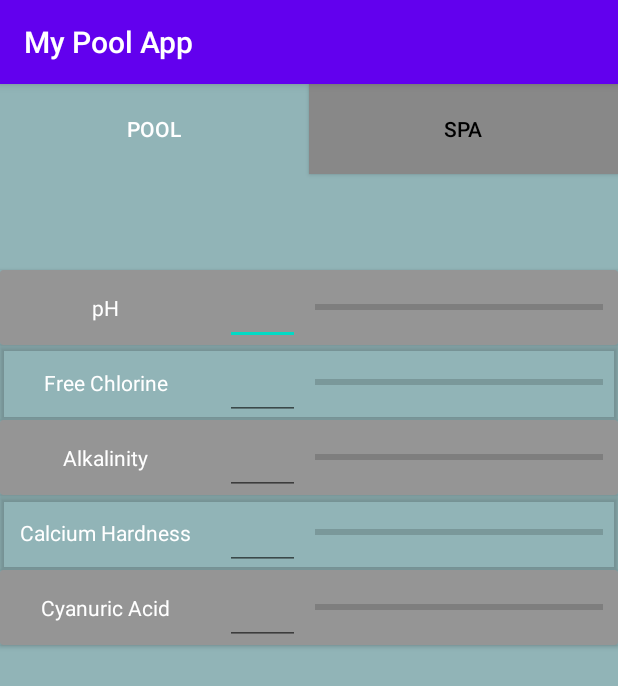
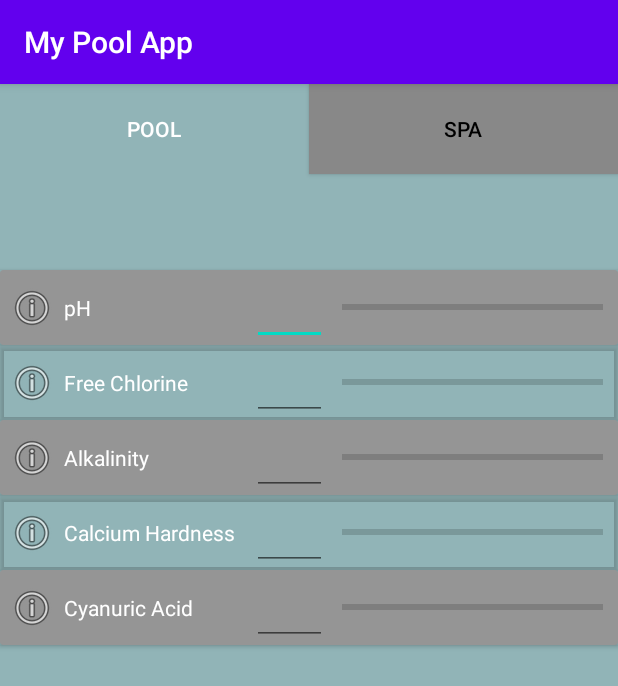
Before and after one commit to WhyHelloPear/pool_doctor, an Android app: the screen it shows after launch (ReadingsActivity), on a phone screen of 412 x 824 dp. Shown: the top 686 px of the screen. Run offline under Robolectric (Android 15) with nearby library versions, the phone set to English and light mode, and no system bars.

Commit message:
minor update
Addition of info graphic to each reading. Will be used as a dropdown button for the cards. The idea is to have info about each card when expanded to give the user a better understanding of the chemical needs for the pool.

```diff
--- a/app/src/main/res/layout/activity_main.xml
+++ b/app/src/main/res/layout/activity_main.xml
@@ -40,6 +40,7 @@
         app:layout_constraintStart_toEndOf="@+id/pool_button"
         app:layout_constraintTop_toTopOf="parent" />
 
+
     <androidx.cardview.widget.CardView
         android:id="@+id/ph_card"
         android:layout_width="0dp"
@@ -47,6 +48,7 @@
         android:layout_marginTop="64dp"
         app:cardBackgroundColor="#959595"
         app:layout_constraintEnd_toEndOf="parent"
+        app:layout_constraintHorizontal_bias="0.0"
         app:layout_constraintStart_toStartOf="parent"
         app:layout_constraintTop_toBottomOf="@+id/spa_button">
 
@@ -55,28 +57,34 @@
             android:layout_width="match_parent"
             android:layout_height="match_parent">
 
+            <ImageButton
+                android:id="@+id/imageButton1"
+                android:layout_width="wrap_content"
+                android:layout_height="wrap_content"
+                android:layout_marginStart="5dp"
+                android:layout_marginTop="9dp"
+                android:background="#00FFFFFF"
+                app:srcCompat="@android:drawable/ic_menu_info_details" />
+
             <TextView
                 android:id="@+id/ph_label"
                 android:layout_width="120dp"
                 android:layout_height="wrap_content"
                 android:layout_gravity="center_vertical"
-                android:layout_marginStart="10dp"
-                android:layout_marginEnd="10dp"
-                android:labelFor="@id/ph_entry"
+                android:layout_marginStart="5dp"
+                android:layout_marginTop="0dp"
+                android:layout_marginEnd="5dp"
                 android:text="@string/ph_txt"
-                android:textAlignment="center"
+                android:textAlignment="textStart"
                 android:textColor="#FFFFFF" />
 
             <EditText
                 android:id="@+id/ph_entry"
-                style="@android:style/Widget.DeviceDefault.EditText"
                 android:layout_width="50dp"
                 android:layout_height="match_parent"
-                android:layout_marginStart="10dp"
+                android:layout_marginStart="0dp"
                 android:layout_marginEnd="10dp"
-                android:inputType="numberDecimal"
-                android:maxLength="2"
-                android:numeric="decimal"
+                android:inputType="number"
                 android:textAlignment="center"
                 android:textColor="#FFFFFF" />
 
@@ -86,12 +94,9 @@
                 android:layout_width="match_parent"
                 android:layout_height="match_parent"
                 android:layout_marginEnd="10dp"
-                android:clickable="false"
                 android:max="1"
                 android:progress="0" />
-
         </TableRow>
-
     </androidx.cardview.widget.CardView>
 
     <androidx.cardview.widget.CardView
@@ -105,33 +110,43 @@
         app:layout_constraintTop_toBottomOf="@+id/ph_card">
 
         <TableRow
+            android:id="@+id/chlor_card_header"
             android:layout_width="match_parent"
             android:layout_height="match_parent">
+
+            <ImageButton
+                android:id="@+id/imageButton2"
+                android:layout_width="wrap_content"
+                android:layout_height="wrap_content"
+                android:layout_marginStart="5dp"
+                android:layout_marginTop="9dp"
+                android:background="#00FFFFFF"
+                app:srcCompat="@android:drawable/ic_menu_info_details" />
 
             <TextView
                 android:id="@+id/chlor_label"
                 android:layout_width="120dp"
                 android:layout_height="wrap_content"
                 android:layout_gravity="center_vertical"
-                android:layout_marginStart="10dp"
+                android:layout_marginStart="5dp"
                 android:layout_marginTop="0dp"
-                android:layout_marginEnd="10dp"
+                android:layout_marginEnd="5dp"
                 android:text="@string/fc_txt"
-                android:textAlignment="center"
+                android:textAlignment="textStart"
                 android:textColor="#FFFFFF" />
 
             <EditText
-                android:id="@+id/textView2"
+                android:id="@+id/chlor_entry"
                 android:layout_width="50dp"
                 android:layout_height="match_parent"
-                android:layout_marginStart="10dp"
+                android:layout_marginStart="0dp"
                 android:layout_marginEnd="10dp"
                 android:inputType="number"
                 android:textAlignment="center"
                 android:textColor="#FFFFFF" />
 
             <ProgressBar
-                android:id="@+id/progressBar"
+                android:id="@+id/chlor_scale"
                 style="?android:attr/progressBarStyleHorizontal"
                 android:layout_width="match_parent"
                 android:layout_height="match_parent"
@@ -152,33 +167,43 @@
         app:layout_constraintTop_toBottomOf="@+id/chlor_card">
 
         <TableRow
+            android:id="@+id/alk_card_header"
             android:layout_width="match_parent"
             android:layout_height="match_parent">
 
+            <ImageButton
+                android:id="@+id/imageButton4"
+                android:layout_width="wrap_content"
+                android:layout_height="wrap_content"
+                android:layout_marginStart="5dp"
+                android:layout_marginTop="9dp"
+                android:background="#00FFFFFF"
+                app:srcCompat="@android:drawable/ic_menu_info_details" />
+
             <TextView
-                android:id="@+id/textView3"
+                android:id="@+id/alk_label"
                 android:layout_width="120dp"
                 android:layout_height="wrap_content"
                 android:layout_gravity="center_vertical"
-                android:layout_marginStart="10dp"
+                android:layout_marginStart="5dp"
                 android:layout_marginTop="0dp"
-                android:layout_marginEnd="10dp"
+                android:layout_marginEnd="5dp"
                 android:text="@string/alk_txt"
-                android:textAlignment="center"
+                android:textAlignment="textStart"
                 android:textColor="#FFFFFF" />
 
             <EditText
-                android:id="@+id/textView4"
+                android:id="@+id/alk_entry"
                 android:layout_width="50dp"
                 android:layout_height="match_parent"
-                android:layout_marginStart="10dp"
+                android:layout_marginStart="0dp"
                 android:layout_marginEnd="10dp"
                 android:inputType="number"
                 android:textAlignment="center"
                 android:textColor="#FFFFFF" />
 
             <ProgressBar
-                android:id="@+id/progressBar2"
+                android:id="@+id/alk_scale"
                 style="?android:attr/progressBarStyleHorizontal"
                 android:layout_width="match_parent"
                 android:layout_height="match_parent"
@@ -198,33 +223,43 @@
         app:layout_constraintTop_toBottomOf="@+id/alk_card">
 
         <TableRow
+            android:id="@+id/ca_card_header"
             android:layout_width="match_parent"
             android:layout_height="match_parent">
 
+            <ImageButton
+                android:id="@+id/imageButton5"
+                android:layout_width="wrap_content"
+                android:layout_height="wrap_content"
+                android:layout_marginStart="5dp"
+                android:layout_marginTop="9dp"
+                android:background="#00FFFFFF"
+                app:srcCompat="@android:drawable/ic_menu_info_details" />
+
             <TextView
-                android:id="@+id/textView5"
+                android:id="@+id/ca_label"
                 android:layout_width="120dp"
                 android:layout_height="wrap_content"
                 android:layout_gravity="center_vertical"
-                android:layout_marginStart="10dp"
+                android:layout_marginStart="5dp"
                 android:layout_marginTop="0dp"
-                android:layout_marginEnd="10dp"
+                android:layout_marginEnd="5dp"
                 android:text="@string/ca_txt"
-                android:textAlignment="center"
+                android:textAlignment="textStart"
                 android:textColor="#FFFFFF" />
 
             <EditText
-                android:id="@+id/textView6"
+                android:id="@+id/ca_entry"
                 android:layout_width="50dp"
                 android:layout_height="match_parent"
-                android:layout_marginStart="10dp"
+                android:layout_marginStart="0dp"
                 android:layout_marginEnd="10dp"
                 android:inputType="number"
                 android:textAlignment="center"
                 android:textColor="#FFFFFF" />
 
             <ProgressBar
-                android:id="@+id/progressBar3"
+                android:id="@+id/ca_scale"
                 style="?android:attr/progressBarStyleHorizontal"
                 android:layout_width="match_parent"
                 android:layout_height="match_parent"
@@ -244,33 +279,43 @@
         app:layout_constraintTop_toBottomOf="@+id/ca_card">
 
         <TableRow
+            android:id="@+id/cya_card_header"
             android:layout_width="match_parent"
             android:layout_height="match_parent">
 
+            <ImageButton
+                android:id="@+id/imageButton6"
+                android:layout_width="wrap_content"
+                android:layout_height="wrap_content"
+                android:layout_marginStart="5dp"
+                android:layout_marginTop="9dp"
+                android:background="#00FFFFFF"
+                app:srcCompat="@android:drawable/ic_menu_info_details" />
+
             <TextView
-                android:id="@+id/textView7"
+                android:id="@+id/cya_label"
                 android:layout_width="120dp"
                 android:layout_height="wrap_content"
                 android:layout_gravity="center_vertical"
-                android:layout_marginStart="10dp"
+                android:layout_marginStart="5dp"
                 android:layout_marginTop="0dp"
-                android:layout_marginEnd="10dp"
+                android:layout_marginEnd="5dp"
                 android:text="@string/cya_txt"
-                android:textAlignment="center"
+                android:textAlignment="textStart"
                 android:textColor="#FFFFFF" />
 
             <EditText
-                android:id="@+id/textView8"
+                android:id="@+id/cya_entry"
                 android:layout_width="50dp"
                 android:layout_height="match_parent"
-                android:layout_marginStart="10dp"
+                android:layout_marginStart="0dp"
                 android:layout_marginEnd="10dp"
                 android:inputType="number"
                 android:textAlignment="center"
                 android:textColor="#FFFFFF" />
 
             <ProgressBar
-                android:id="@+id/progressBar4"
+                android:id="@+id/cya_scale"
                 style="?android:attr/progressBarStyleHorizontal"
                 android:layout_width="match_parent"
                 android:layout_height="match_parent"
```
